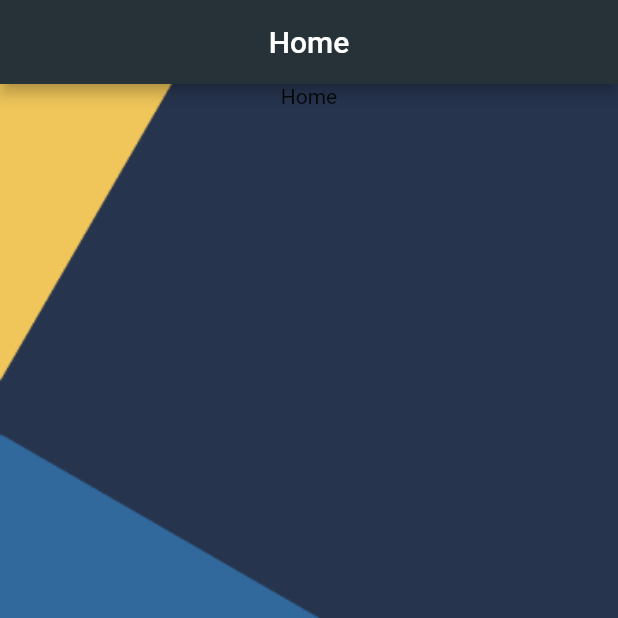
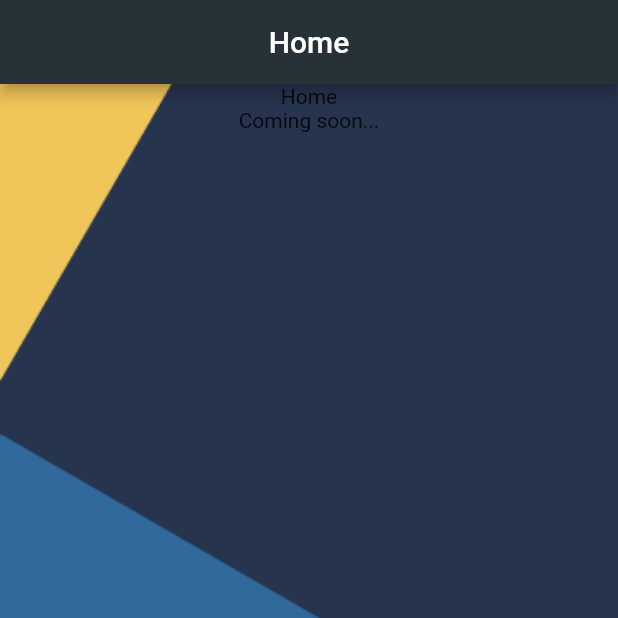
Before and after one commit to kangcand/flutter-bloc, a Flutter app: the screen it shows after launch, on a phone screen of 412 x 824 dp, the top half of it. Run offline on Flutter 3.47's test engine with Material 2 defaults, Android fonts, the phone set to English and light mode, and no system bars; drawn by our look-alikes of curved_navigation_bar; our stand-ins replace bloc, dio, equatable, flutter_bloc; missing offline and left inert: splash_screen_view.

```diff
--- a/lib/main.dart
+++ b/lib/main.dart
@@ -55,8 +55,7 @@ class _BottomMenuState extends State<BottomMenu> {
     HomeScreen(),
     ArticleScreen(),
     ProductScreen(),
-    // DetailWisataScreen(),
-
+    // DetailArticleScreen(),
     ProfileScreen(),
   ];
 
--- a/lib/resources/article_provider.dart
+++ b/lib/resources/article_provider.dart
@@ -4,7 +4,7 @@ import '../models/article_model.dart';
 
 class ArticleProvider {
   final Dio _dio = Dio();
-  final String _url = 'http://03f3-180-244-128-248.ngrok.io/api/v1/article';
+  final String _url = 'http://192.168.6.48:8000/api/v1/article';
 
   Future<ArticleModel> fetchArticleList() async {
     try {
--- a/lib/screens/home_screen.dart
+++ b/lib/screens/home_screen.dart
@@ -24,6 +24,7 @@ class _HomeScreenState extends State<HomeScreen> {
           child: Column(
             children: [
               Text("Home"),
+              Text("Coming soon..."),
             ],
           ),
         ),
--- a/lib/screens/product_screen.dart
+++ b/lib/screens/product_screen.dart
@@ -23,7 +23,7 @@ class _ProductScreenState extends State<ProductScreen> {
           primary: false,
           child: Column(
             children: [
-              Text("Home"),
+              Text("Coming soon..."),
             ],
           ),
         ),
--- a/lib/screens/profile_screen.dart
+++ b/lib/screens/profile_screen.dart
@@ -18,7 +18,7 @@ class ProfileScreen extends StatelessWidget {
           primary: false,
           child: Column(
             children: [
-              Text("Home"),
+              Text("Coming soon..."),
             ],
           ),
         ),
```
Also changed, not shown: 5 other files.
